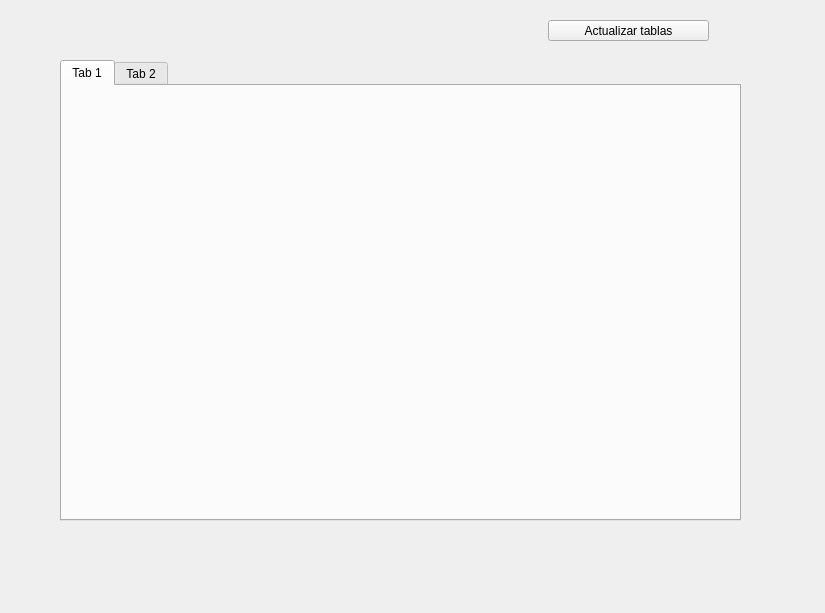
First picture: the form in ProyectoQT/mainwindow.ui, repository Joserra00/ProyectoQT, before the edit.
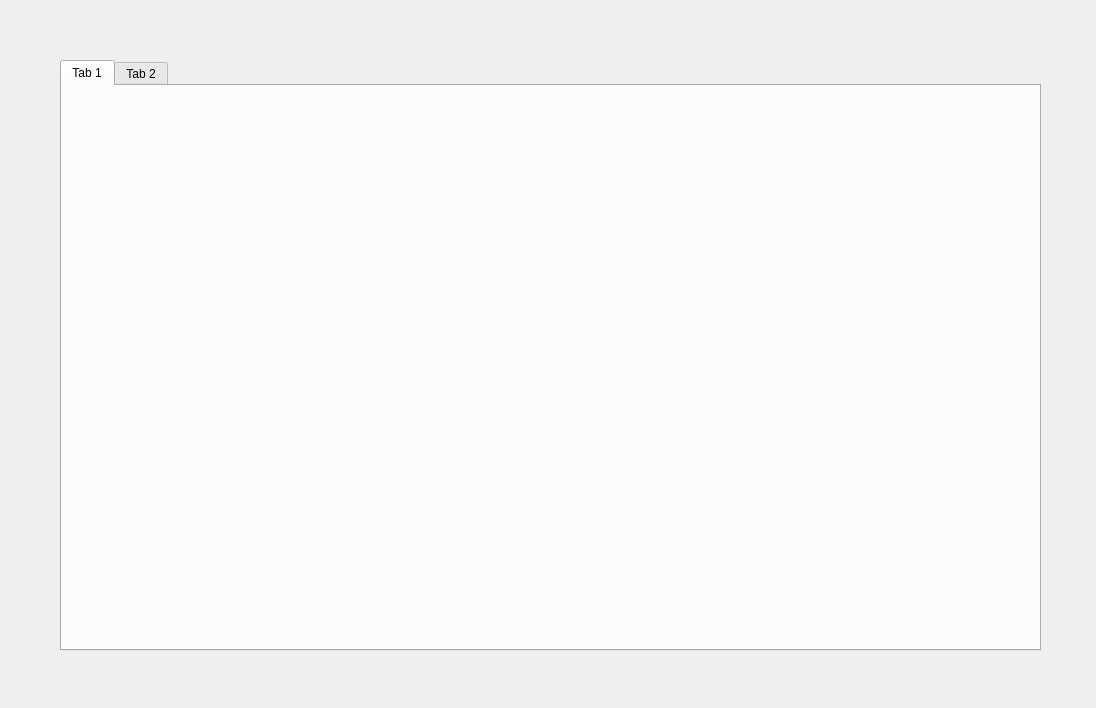
Second picture: the form after the edit.

Diff of the .ui file:
```diff
--- a/ProyectoQT/mainwindow.ui
+++ b/ProyectoQT/mainwindow.ui
@@ -6,8 +6,8 @@
    <rect>
     <x>0</x>
     <y>0</y>
-    <width>825</width>
-    <height>613</height>
+    <width>1096</width>
+    <height>708</height>
    </rect>
   </property>
   <property name="windowTitle">
@@ -19,8 +19,8 @@
      <rect>
       <x>60</x>
       <y>60</y>
-      <width>681</width>
-      <height>461</height>
+      <width>981</width>
+      <height>591</height>
      </rect>
     </property>
     <widget class="QWidget" name="tab">
@@ -34,19 +34,6 @@
      </attribute>
     </widget>
    </widget>
-   <widget class="QPushButton" name="btnActTablas">
-    <property name="geometry">
-     <rect>
-      <x>548</x>
-      <y>20</y>
-      <width>161</width>
-      <height>21</height>
-     </rect>
-    </property>
-    <property name="text">
-     <string>Actualizar tablas</string>
-    </property>
-   </widget>
   </widget>
  </widget>
  <resources/>
```
